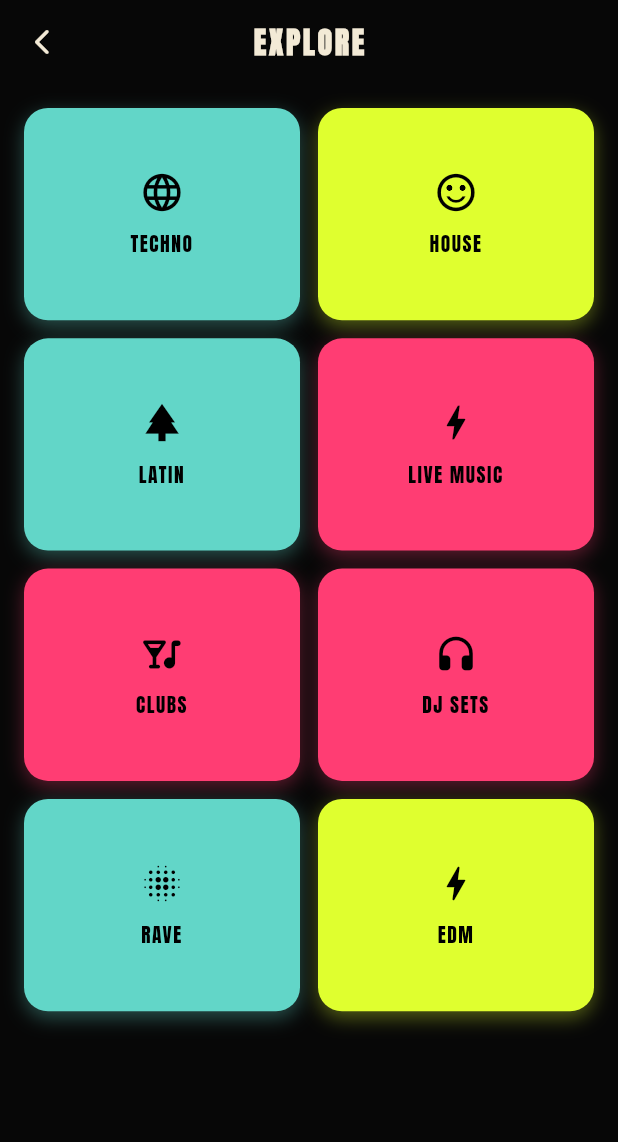
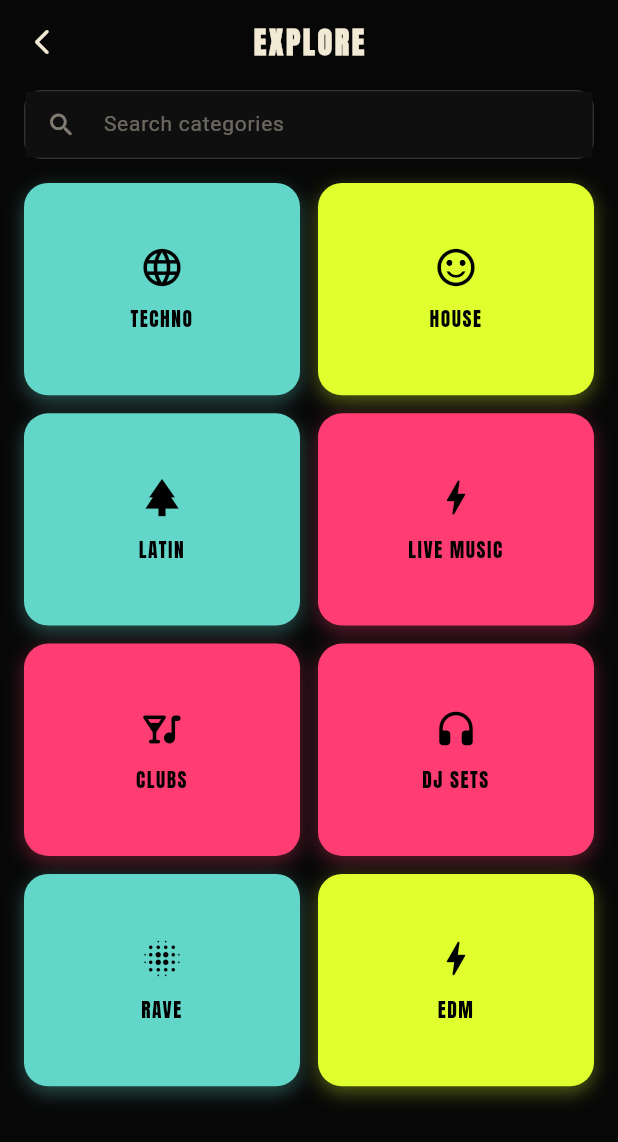
Before and after one commit to inRiseDigital/nightrider, a Flutter app: the ExplorePage screen opened directly, on a phone screen of 412 x 824 dp. Shown: the top 1142 px of the screen. Run offline on Flutter 3.47's test engine with Material 3 defaults, Android fonts, the phone set to English and light mode, and no system bars; our stand-ins replace cached_network_image, carousel_slider, cloud_firestore, firebase_auth, firebase_core, flutter_dotenv and 19 more; missing offline and left inert: flutter_glass_morphism; accounts and stored records are empty.

Commit message:
feat(explore): add live-filter search bar to the Explore page
Type-to-filter search bar above the category grid; matches the app's
dark/rounded input styling and filters tiles by label as you type.

Co-Authored-By: Claude Sonnet 5 <noreply@anthropic.com>

```diff
--- a/Nightride/lib/pages/explore_page.dart
+++ b/Nightride/lib/pages/explore_page.dart
@@ -30,11 +30,31 @@ const _kExploreCats = <_ExploreCat>[
   _ExploreCat('EDM',        'EDM',    Icons.bolt_rounded,            AppTheme.neonLime),
 ];
 
-class ExplorePage extends StatelessWidget {
+class ExplorePage extends StatefulWidget {
   const ExplorePage({super.key});
 
   @override
+  State<ExplorePage> createState() => _ExplorePageState();
+}
+
+class _ExplorePageState extends State<ExplorePage> {
+  final _searchCtrl = TextEditingController();
+  String _query = '';
+
+  @override
+  void dispose() {
+    _searchCtrl.dispose();
+    super.dispose();
+  }
+
+  @override
   Widget build(BuildContext context) {
+    final results = _query.isEmpty
+        ? _kExploreCats
+        : _kExploreCats
+            .where((c) => c.label.toLowerCase().contains(_query))
+            .toList();
+
     return Scaffold(
       backgroundColor: AppTheme.background,
       appBar: AppBar(
@@ -54,16 +74,77 @@ class ExplorePage extends StatelessWidget {
           ),
         ),
       ),
-      body: GridView.builder(
-        padding: const EdgeInsets.all(16),
-        gridDelegate: const SliverGridDelegateWithFixedCrossAxisCount(
-          crossAxisCount: 2,
-          crossAxisSpacing: 12,
-          mainAxisSpacing: 12,
-          childAspectRatio: 1.3,
+      body: Column(
+        children: [
+          Padding(
+            padding: const EdgeInsets.fromLTRB(16, 4, 16, 16),
+            child: _ExploreSearchBar(
+              controller: _searchCtrl,
+              onChanged: (v) => setState(() => _query = v.trim().toLowerCase()),
+            ),
+          ),
+          Expanded(
+            child: results.isEmpty
+                ? Center(
+                    child: Text(
+                      'NO MATCHES',
+                      style: GoogleFonts.anton(
+                        color: AppTheme.cream.withValues(alpha: 0.4),
+                        fontSize: 16,
+                        letterSpacing: 1,
+                      ),
+                    ),
+                  )
+                : GridView.builder(
+                    padding: const EdgeInsets.fromLTRB(16, 0, 16, 16),
+                    gridDelegate:
+                        const SliverGridDelegateWithFixedCrossAxisCount(
+                      crossAxisCount: 2,
+                      crossAxisSpacing: 12,
+                      mainAxisSpacing: 12,
+                      childAspectRatio: 1.3,
+                    ),
+                    itemCount: results.length,
+                    itemBuilder: (context, i) =>
+                        _ExploreGridTile(cat: results[i]),
+                  ),
+          ),
+        ],
+      ),
+    );
+  }
+}
+
+// ── Search bar ────────────────────────────────────────────────────────────────
+
+class _ExploreSearchBar extends StatelessWidget {
+  const _ExploreSearchBar({required this.controller, required this.onChanged});
+  final TextEditingController controller;
+  final ValueChanged<String> onChanged;
+
+  @override
+  Widget build(BuildContext context) {
+    return Container(
+      height: 46,
+      decoration: BoxDecoration(
+        color: AppTheme.darkGray,
+        borderRadius: BorderRadius.circular(12),
+        border: Border.all(color: AppTheme.borderGray, width: 1),
+      ),
+      child: TextField(
+        controller: controller,
+        onChanged: onChanged,
+        style: TextStyle(color: AppTheme.cream, fontSize: 14),
+        cursorColor: AppTheme.neonLime,
+        decoration: InputDecoration(
+          isDense: true,
+          border: InputBorder.none,
+          hintText: 'Search categories',
+          hintStyle: TextStyle(color: AppTheme.cream.withValues(alpha: 0.4)),
+          prefixIcon: Icon(Icons.search_rounded,
+              color: AppTheme.cream.withValues(alpha: 0.5), size: 20),
+          contentPadding: const EdgeInsets.symmetric(vertical: 12),
         ),
-        itemCount: _kExploreCats.length,
-        itemBuilder: (context, i) => _ExploreGridTile(cat: _kExploreCats[i]),
       ),
     );
   }
```
